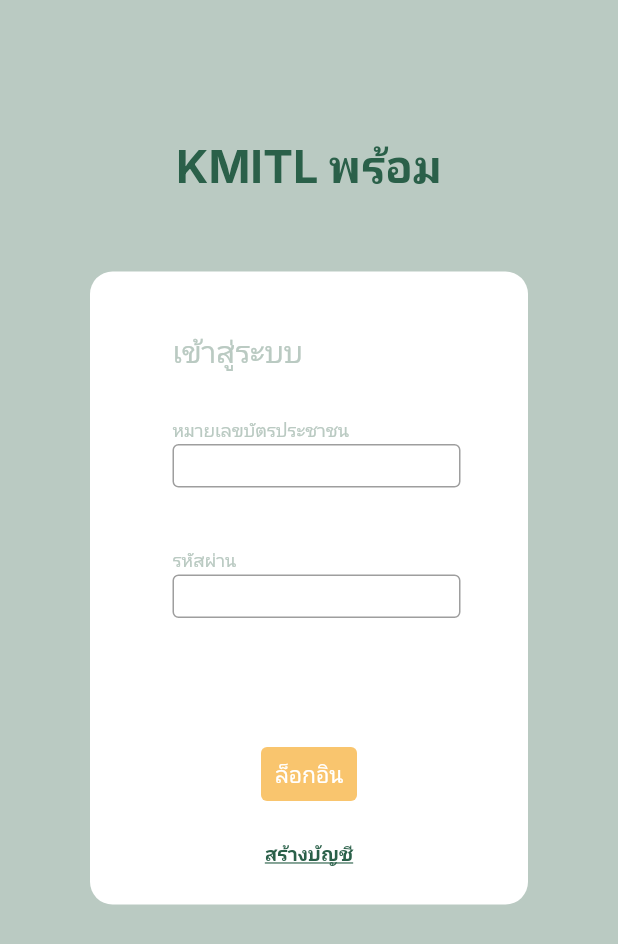
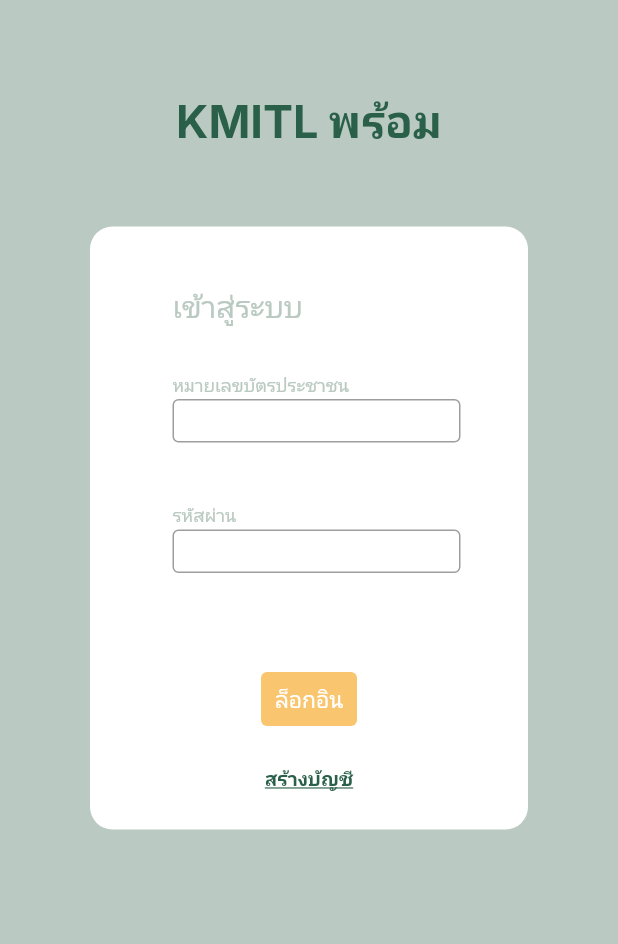
Before and after one commit to bossk774158/Flutter, a Flutter app: the screen it shows after launch, on a phone screen of 412 x 824 dp. Shown: the top 944 px of the screen. Run offline on Flutter 3.47's test engine with Material 2 defaults, Android fonts, the phone set to English and light mode, and no system bars.

Commit message:
edit layout/add textfield controller

```diff
--- a/flutter_application_2/lib/Login/login.dart
+++ b/flutter_application_2/lib/Login/login.dart
@@ -8,6 +8,33 @@ import 'package:url_launcher/url_launcher.dart';
 
 class Login extends StatelessWidget {
   const Login({Key? key}) : super(key: key);
+
+  @override
+  Widget build(BuildContext context) {
+    return const MaterialApp(
+      home: LoginForm(),
+    );
+  }
+}
+
+class LoginForm extends StatefulWidget {
+  const LoginForm({super.key});
+
+  @override
+  State<LoginForm> createState() => _LoginState();
+}
+
+class _LoginState extends State<LoginForm> {
+  final loginUname = TextEditingController();
+  final loginPassword = TextEditingController();
+
+  @override
+  void dispose() {
+    // Clean up the controller when the widget is disposed.
+    loginUname.dispose();
+    loginPassword.dispose();
+    super.dispose();
+  }
 
   @override
   Widget build(BuildContext context) {
@@ -27,7 +54,7 @@ class Login extends StatelessWidget {
                       fontFamily: 'Inter'),
                 ),
               ),
-              padding: EdgeInsets.fromLTRB(0.0, 70.0, 0.0, 0.0),
+              padding: EdgeInsets.fromLTRB(0.0, 40.0, 0.0, 0.0),
               margin: EdgeInsets.fromLTRB(0.0, 20.0, 0.0, 0.0),
             ),
             Container(
@@ -72,6 +99,7 @@ class Login extends StatelessWidget {
                                   isDense: true,
                                   contentPadding: EdgeInsets.all(5),
                                 ),
+                                controller: loginUname,
                               ),
                               padding: EdgeInsets.fromLTRB(5.0, 0.0, 0.0, 0.0),
                               margin: EdgeInsets.fromLTRB(5.0, 2.0, 0.0, 10.0)),
@@ -98,11 +126,11 @@ class Login extends StatelessWidget {
                                   isDense: true,
                                   contentPadding: EdgeInsets.all(5),
                                 ),
+                                controller: loginPassword,
                               ),
                               padding: EdgeInsets.fromLTRB(5.0, 0.0, 0.0, 0.0),
-                              margin: EdgeInsets.fromLTRB(5.0, 2.0, 0.0, 50.0)),
+                              margin: EdgeInsets.fromLTRB(5.0, 2.0, 0.0, 30.0)),
                         ]),
-                        // color: Colors.grey,
                         padding: EdgeInsets.all(5.0),
                         margin: EdgeInsets.all(10.0)),
                     Container(
```
Also changed, not shown: flutter_application_2/lib/AddDoctor/addDoctor.dart (+38 -0 lines), flutter_application_2/lib/ChangePassword/changePassword.dart (+29 -0 lines), flutter_application_2/lib/Register/register.dart (+43 -0 lines).
